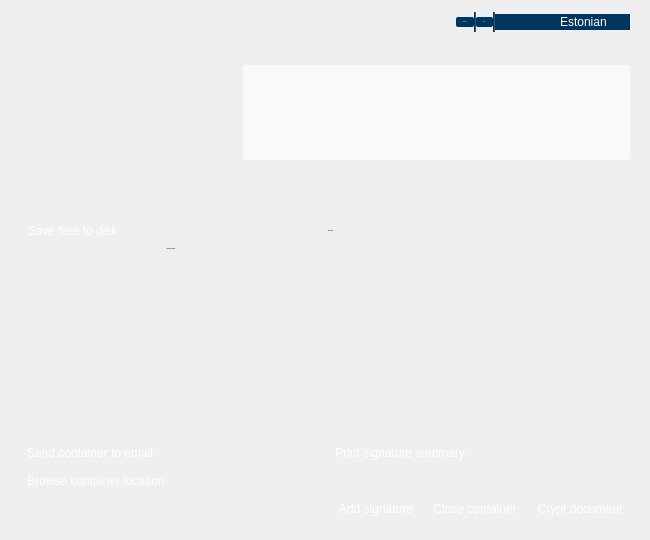
Old version of the form qdigidocclient/trunk/src/ui/MainWindow.ui in the repository tixsys/esteid.
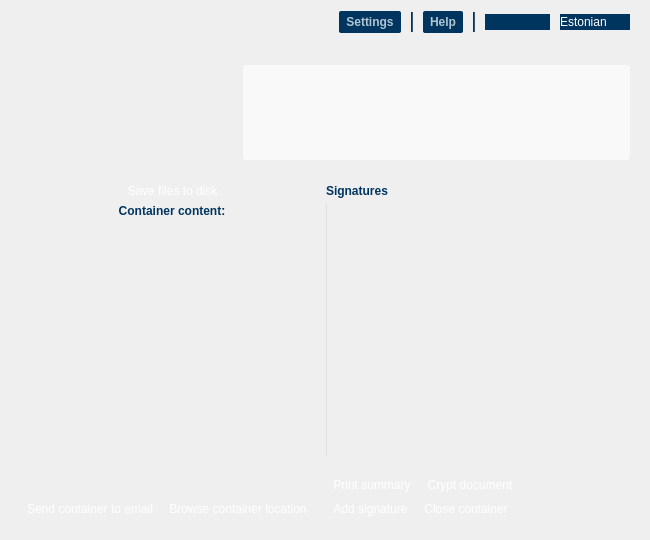
New version of the form. The open tabs and pages were chosen to show the change. Icons and pictures are not drawn.

Commit message: qdigidocclient: adjust layout

What changed in the file:
```diff
--- a/qdigidocclient/trunk/src/ui/MainWindow.ui
+++ b/qdigidocclient/trunk/src/ui/MainWindow.ui
@@ -42,8 +42,14 @@
    <string notr="true">* {font: 12px &quot;Arial, Liberation Sans&quot;; }
 
 /* fonts */
-QWidget
-{ color: #355670; }
+QWidget, #signContentView, #viewContentView
+{
+color: #355670;
+font: 12px;
+}
+
+#viewSignatures
+{ color: #71889A; }
 
 QPushButton,
 #cards, #cards QAbstractItemView,
@@ -58,19 +64,13 @@
 font: bold;
 }
 
-#settings, #help
-{
-color: #afc6d1;
-font: bold;
-}
-
 /* backgrounds */
 #background
 { background-image: url(&quot;:/images/background.png&quot;); }
 
 #languages, #languages QAbstractItemView,
 #cards, #cards QAbstractItemView,
-#settings, #help, #headerLine, #headerLine2
+#headerLine, #headerLine2
 { background-color: #00355F; }
 
 #home, #intro, #sign, #view,
@@ -79,6 +79,8 @@
 { background-color: transparent; }
 
 /* widgets */
+QDialogButtonBox { dialogbuttonbox-buttons-have-icons: 0; }
+
 QPushButton
 {
 background-color: qlineargradient(x1: 0, y1: 0, x2: 0, y2: 1,
@@ -86,6 +88,7 @@
 border: 0px;
 border-radius: 2px;
 padding: 4px 7px;
+min-width: 75px;
 }
 
 QPushButton:hover
@@ -111,8 +114,20 @@
 #languages::drop-down, #languages QAbstractItemView
 { border: 0px; }
 
+#viewSignatures
+{ border-left: 1px solid #DFDFDF; }
+
+#settings, #help
+{
+background-color: #00355F;
+color: #afc6d1;
+font: bold;
+min-width: 0px;
+}
+
 #info
 {
+color: #668696;
 font: bold;
 border-radius: 3px;
 background-color: rgba( 255, 255, 255, 153 );
@@ -146,6 +161,9 @@
       </property>
       <item>
        <layout class="QHBoxLayout" name="headerLayout">
+        <property name="spacing">
+         <number>10</number>
+        </property>
         <item>
          <spacer name="headerSpacer">
           <property name="orientation">
@@ -810,100 +828,24 @@
           <property name="margin">
            <number>0</number>
           </property>
-          <item row="8" column="1">
-           <layout class="QHBoxLayout" name="viewPrintLayout">
-            <item>
-             <widget class="QPushButton" name="viewPrint">
-              <property name="text">
-               <string>Print signature summary</string>
-              </property>
-             </widget>
-            </item>
-            <item>
-             <spacer name="viewPrintSpacer">
-              <property name="orientation">
-               <enum>Qt::Horizontal</enum>
-              </property>
-              <property name="sizeHint" stdset="0">
-               <size>
-                <width>0</width>
-                <height>0</height>
-               </size>
-              </property>
-             </spacer>
-            </item>
-           </layout>
-          </item>
-          <item row="10" column="0" colspan="2">
-           <layout class="QHBoxLayout" name="viewButtonsLayout">
-            <item>
-             <spacer name="viewButtonsSpacer">
-              <property name="orientation">
-               <enum>Qt::Horizontal</enum>
-              </property>
-              <property name="sizeHint" stdset="0">
-               <size>
-                <width>0</width>
-                <height>0</height>
-               </size>
-              </property>
-             </spacer>
-            </item>
-            <item>
-             <widget class="QPushButton" name="viewAddSignature">
-              <property name="text">
-               <string>Add signature</string>
-              </property>
-             </widget>
-            </item>
-            <item>
-             <widget class="QPushButton" name="viewClose">
-              <property name="text">
-               <string>Close container</string>
-              </property>
-             </widget>
-            </item>
-            <item>
-             <widget class="QPushButton" name="viewCrypt">
-              <property name="text">
-               <string>Crypt document</string>
-              </property>
-             </widget>
-            </item>
-           </layout>
-          </item>
-          <item row="0" column="0" colspan="2">
-           <widget class="QLabel" name="viewFileName"/>
-          </item>
-          <item row="1" column="0" colspan="2">
-           <widget class="QLabel" name="viewFileStatus"/>
-          </item>
-          <item row="8" column="0">
-           <layout class="QHBoxLayout" name="viewEmailLayout">
-            <item>
-             <widget class="QPushButton" name="viewEmail">
-              <property name="text">
-               <string>Send container to email</string>
-              </property>
-             </widget>
-            </item>
-            <item>
-             <spacer name="viewEmailSpacer">
-              <property name="orientation">
-               <enum>Qt::Horizontal</enum>
-              </property>
-              <property name="sizeHint" stdset="0">
-               <size>
-                <width>0</width>
-                <height>0</height>
-               </size>
-              </property>
-             </spacer>
-            </item>
-           </layout>
-          </item>
-          <item row="4" column="0">
+          <property name="spacing">
+           <number>2</number>
+          </property>
+          <item row="0" column="0">
            <layout class="QHBoxLayout" name="viewSaveAsLayout">
+            <item>
+             <spacer name="horizontalSpacer">
+              <property name="orientation">
+               <enum>Qt::Horizontal</enum>
+              </property>
+              <property name="sizeHint" stdset="0">
+               <size>
+                <width>40</width>
+                <height>20</height>
+               </size>
+              </property>
+             </spacer>
+            </item>
             <item>
              <widget class="QPushButton" name="viewSaveAs">
               <property name="text">
@@ -926,36 +868,42 @@
             </item>
            </layout>
           </item>
-          <item row="6" column="0">
-           <widget class="QTreeWidget" name="viewContentView">
-            <property name="frameShape">
-             <enum>QFrame::NoFrame</enum>
+          <item row="0" column="1">
+           <widget class="QLabel" name="viewSignaturesLabel">
+            <property name="font">
+             <font>
+              <family>Arial, Liberation Sans</family>
+              <pointsize>-1</pointsize>
+              <weight>75</weight>
+              <italic>false</italic>
+              <bold>true</bold>
+             </font>
             </property>
-            <property name="horizontalScrollBarPolicy">
-             <enum>Qt::ScrollBarAlwaysOff</enum>
+            <property name="text">
+             <string>Signatures</string>
             </property>
-            <property name="rootIsDecorated">
-             <bool>false</bool>
+           </widget>
+          </item>
+          <item row="1" column="0">
+           <widget class="QLabel" name="viewContentLabel">
+            <property name="font">
+             <font>
+              <family>Arial, Liberation Sans</family>
+              <pointsize>-1</pointsize>
+              <weight>75</weight>
+              <italic>false</italic>
+              <bold>true</bold>
+             </font>
             </property>
-            <property name="headerHidden">
-             <bool>true</bool>
+            <property name="text">
+             <string>Container content:</string>
             </property>
-            <property name="columnCount">
-             <number>2</number>
+            <property name="alignment">
+             <set>Qt::AlignCenter</set>
             </property>
-            <column>
-             <property name="text">
-              <string>Filename</string>
-             </property>
-            </column>
-            <column>
-             <property name="text">
-              <string>Size</string>
-             </property>
-            </column>
            </widget>
           </item>
-          <item row="5" column="1" rowspan="2">
+          <item row="1" column="1" rowspan="2">
            <widget class="QScrollArea" name="viewSignaturesScroll">
             <property name="frameShape">
              <enum>QFrame::NoFrame</enum>
@@ -971,8 +919,8 @@
               <rect>
                <x>0</x>
                <y>0</y>
-               <width>100</width>
-               <height>30</height>
+               <width>298</width>
+               <height>240</height>
               </rect>
              </property>
              <layout class="QVBoxLayout" name="viewSignaturesLayout">
@@ -993,43 +941,81 @@
             </widget>
            </widget>
           </item>
-          <item row="5" column="0">
-           <widget class="QLabel" name="viewContentLabel">
-            <property name="font">
-             <font>
-              <family>Arial, Liberation Sans</family>
-              <pointsize>-1</pointsize>
-              <weight>75</weight>
-              <italic>false</italic>
-              <bold>true</bold>
-             </font>
+          <item row="2" column="0">
+           <widget class="QTreeWidget" name="viewContentView">
+            <property name="frameShape">
+             <enum>QFrame::NoFrame</enum>
             </property>
-            <property name="text">
-             <string>Container content:</string>
+            <property name="horizontalScrollBarPolicy">
+             <enum>Qt::ScrollBarAlwaysOff</enum>
             </property>
-            <property name="alignment">
-             <set>Qt::AlignCenter</set>
+            <property name="rootIsDecorated">
+             <bool>false</bool>
             </property>
+            <property name="headerHidden">
+             <bool>true</bool>
+            </property>
+            <property name="columnCount">
+             <number>2</number>
+            </property>
+            <column>
+             <property name="text">
+              <string>Filename</string>
+             </property>
+            </column>
+            <column>
+             <property name="text">
+              <string>Size</string>
+             </property>
+            </column>
            </widget>
           </item>
+          <item row="3" column="0" colspan="2">
+           <widget class="QLabel" name="viewFileName"/>
+          </item>
+          <item row="4" column="0">
+           <widget class="QLabel" name="viewFileStatus"/>
+          </item>
           <item row="4" column="1">
-           <widget class="QLabel" name="viewSignaturesLabel">
-            <property name="font">
-             <font>
-              <family>Arial, Liberation Sans</family>
-              <pointsize>-1</pointsize>
-              <weight>75</weight>
-              <italic>false</italic>
-              <bold>true</bold>
-             </font>
-            </property>
-            <property name="text">
-             <string>Signatures</string>
-            </property>
-           </widget>
+           <layout class="QHBoxLayout" name="viewPrintLayout">
+            <item>
+             <widget class="QPushButton" name="viewPrint">
+              <property name="text">
+               <string>Print summary</string>
+              </property>
+             </widget>
+            </item>
+            <item>
+             <widget class="QPushButton" name="viewCrypt">
+              <property name="text">
+               <string>Crypt document</string>
+              </property>
+             </widget>
+            </item>
+            <item>
+             <spacer name="viewPrintSpacer">
+              <property name="orientation">
+               <enum>Qt::Horizontal</enum>
+              </property>
+              <property name="sizeHint" stdset="0">
+               <size>
+                <width>0</width>
+                <height>0</height>
+               </size>
+              </property>
+             </spacer>
+            </item>
+           </layout>
           </item>
-          <item row="9" column="0">
+          <item row="5" column="0">
            <layout class="QHBoxLayout" name="viewBrowseLayout">
+            <item>
+             <widget class="QPushButton" name="viewEmail">
+              <property name="text">
+               <string>Send container to email</string>
+              </property>
+             </widget>
+            </item>
             <item>
              <widget class="QPushButton" name="viewBrowse">
               <property name="text">
@@ -1044,8 +1030,39 @@
               </property>
               <property name="sizeHint" stdset="0">
                <size>
-                <width>40</width>
-                <height>20</height>
+                <width>0</width>
+                <height>0</height>
+               </size>
+              </property>
+             </spacer>
+            </item>
+           </layout>
+          </item>
+          <item row="5" column="1">
+           <layout class="QHBoxLayout" name="viewButtonsLayout">
+            <item>
+             <widget class="QPushButton" name="viewAddSignature">
+              <property name="text">
+               <string>Add signature</string>
+              </property>
+             </widget>
+            </item>
+            <item>
+             <widget class="QPushButton" name="viewClose">
+              <property name="text">
+               <string>Close container</string>
+              </property>
+             </widget>
+            </item>
+            <item>
+             <spacer name="viewButtonsSpacer">
+              <property name="orientation">
+               <enum>Qt::Horizontal</enum>
+              </property>
+              <property name="sizeHint" stdset="0">
+               <size>
+                <width>0</width>
+                <height>0</height>
                </size>
               </property>
              </spacer>
```
Left out of the diff: 3 changed lines with no effect on the pictures.
